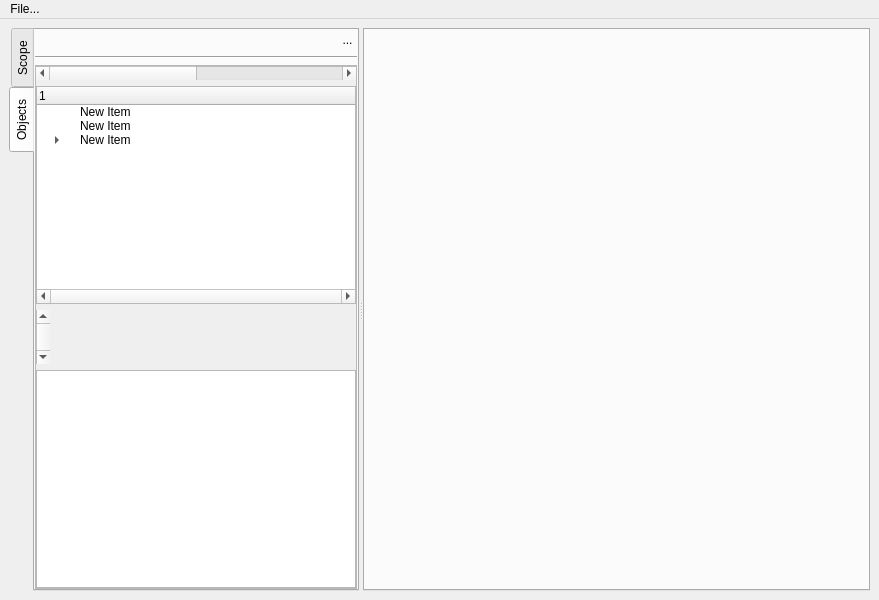
Qt form gui/wavy-main-window.ui (Xenona/Wavy) before a commit.
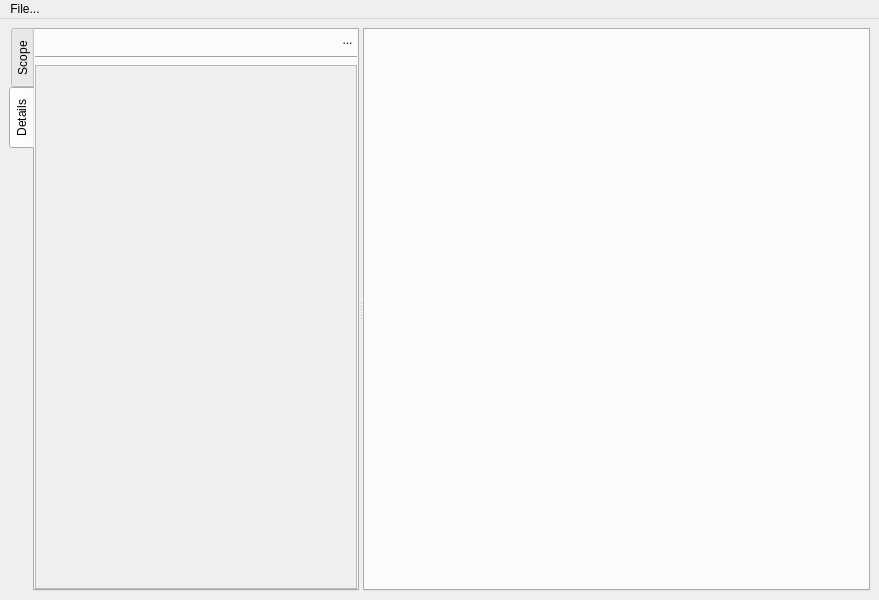
The same form after that commit. The open tabs and pages were chosen to show the change. Icons and pictures are not drawn.

Commit message: Another pack of minor changes... fixed scope tree and destructors

The edit to the form file:
```diff
--- a/gui/wavy-main-window.ui
+++ b/gui/wavy-main-window.ui
@@ -116,7 +116,7 @@
        </widget>
        <widget class="QWidget" name="sidebar_objects">
         <attribute name="title">
-         <string>Objects</string>
+         <string>Details</string>
         </attribute>
         <layout class="QVBoxLayout" name="verticalLayout_4">
          <property name="leftMargin">
@@ -219,101 +219,7 @@
               <number>0</number>
              </property>
              <item>
-              <layout class="QVBoxLayout" name="sidebar_objects_list">
-               <item>
-                <widget class="QScrollBar" name="horizontalScrollBar">
-                 <property name="maximum">
-                  <number>10</number>
-                 </property>
-                 <property name="orientation">
-                  <enum>Qt::Horizontal</enum>
-                 </property>
-                 <property name="invertedAppearance">
-                  <bool>false</bool>
-                 </property>
-                </widget>
-               </item>
-               <item>
-                <widget class="QTreeWidget" name="treeWidget">
-                 <property name="sizePolicy">
-                  <sizepolicy hsizetype="Preferred" vsizetype="Expanding">
-                   <horstretch>0</horstretch>
-                   <verstretch>0</verstretch>
-                  </sizepolicy>
-                 </property>
-                 <property name="horizontalScrollBarPolicy">
-                  <enum>Qt::ScrollBarAlwaysOn</enum>
-                 </property>
-                 <property name="sizeAdjustPolicy">
-                  <enum>QAbstractScrollArea::AdjustToContents</enum>
-                 </property>
-                 <property name="dragEnabled">
-                  <bool>true</bool>
-                 </property>
-                 <property name="dragDropOverwriteMode">
-                  <bool>false</bool>
-                 </property>
-                 <property name="dragDropMode">
-                  <enum>QAbstractItemView::NoDragDrop</enum>
-                 </property>
-                 <property name="selectionMode">
-                  <enum>QAbstractItemView::MultiSelection</enum>
-                 </property>
-                 <property name="selectionBehavior">
-                  <enum>QAbstractItemView::SelectColumns</enum>
-                 </property>
-                 <property name="indentation">
-                  <number>40</number>
-                 </property>
-                 <property name="animated">
-                  <bool>true</bool>
-                 </property>
-                 <column>
-                  <property name="text">
-                   <string>1</string>
-                  </property>
-                 </column>
-                 <item>
-                  <property name="text">
-                   <string>New Item</string>
-                  </property>
-                  <property name="flags">
-                   <set>ItemIsDragEnabled|ItemIsDropEnabled|ItemIsUserCheckable|ItemIsEnabled</set>
-                  </property>
-                 </item>
-                 <item>
-                  <property name="text">
-                   <string>New Item</string>
-                  </property>
-                 </item>
-                 <item>
-                  <property name="text">
-                   <string>New Item</string>
-                  </property>
-                  <item>
-                   <property name="text">
-                    <string>New Subitem</string>
-                   </property>
-                  </item>
-                  <item>
-                   <property name="text">
-                    <string>New Item</string>
-                   </property>
-                  </item>
-                 </item>
-                </widget>
-               </item>
-               <item>
-                <widget class="QScrollBar" name="verticalScrollBar">
-                 <property name="orientation">
-                  <enum>Qt::Vertical</enum>
-                 </property>
-                </widget>
-               </item>
-               <item>
-                <widget class="QListWidget" name="objects_list"/>
-               </item>
-              </layout>
+              <layout class="QVBoxLayout" name="l_10"/>
              </item>
             </layout>
            </widget>
```
Left out of the diff: 7 changed lines with no effect on the pictures. The commit also changes 10 other files.
